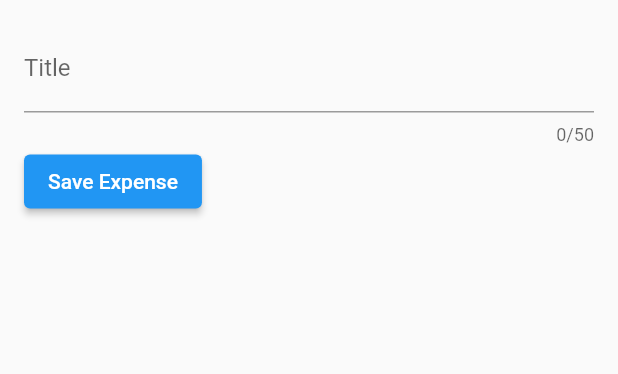
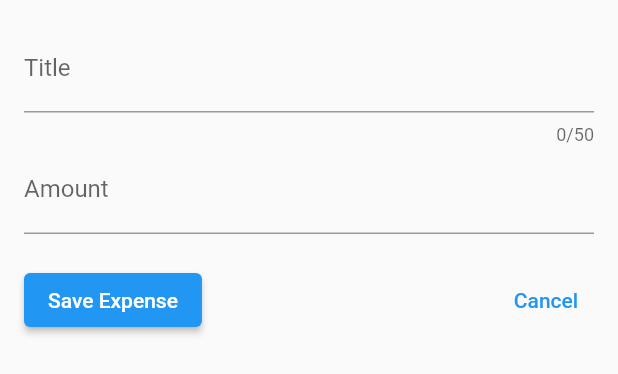
Before and after one commit to tsuna614/flutter_section5, a Flutter app: the NewExpense widget shown alone on an empty page, opened directly, after a tap on "Save Expense", on a phone screen of 412 x 824 dp. Shown: the top 374 px of the screen. Run offline on Flutter 3.47's test engine with Material 2 defaults, Android fonts, the phone set to English and light mode, and no system bars.

Commit message:
checkpoint section-5.110: added new TextField for amount and a "Cancel" button

```diff
--- a/lib/widgets/new_expense.dart
+++ b/lib/widgets/new_expense.dart
@@ -8,11 +8,16 @@ class NewExpense extends StatefulWidget {
 }
 
 class _NewExpenseState extends State<NewExpense> {
-  var enteredTitle = '';
+  final _titleController = TextEditingController();
+  final _amountController = TextEditingController();
+  // dung de quan ly text user input
 
-  void _saveTitleInput(String inputValue) {
-    enteredTitle = inputValue;
-  }
+  @override
+  void dispose() {
+    _titleController.dispose();
+    _amountController.dispose();
+    super.dispose();
+  } // void dispose la mot phan cua flutter widget lifecycle
 
   @override
   Widget build(BuildContext context) {
@@ -20,20 +25,35 @@ class _NewExpenseState extends State<NewExpense> {
       padding: const EdgeInsets.all(16),
       child: Column(children: [
         TextField(
-          onChanged: _saveTitleInput,
+          controller: _titleController,
           maxLength: 50,
           decoration: const InputDecoration(
             label: Text('Title'),
           ),
         ),
+        TextField(
+          controller: _amountController,
+          keyboardType: TextInputType.number,
+          decoration: const InputDecoration(
+            prefixText:
+                '\$ ', // text nay se tu dong them vao khi nguoi dung click vao TextField, tuy nhien se khong duoc luu lai
+            label: Text('Amount'),
+          ),
+        ),
+        const SizedBox(
+          height: 20,
+        ),
         Row(
           children: [
             ElevatedButton(
               onPressed: () {
-                print(enteredTitle);
+                print(_titleController.text);
+                print(_amountController.text);
               },
               child: const Text('Save Expense'),
             ),
+            const Spacer(),
+            TextButton(onPressed: () {}, child: const Text('Cancel')),
           ],
         ),
       ]),
```
